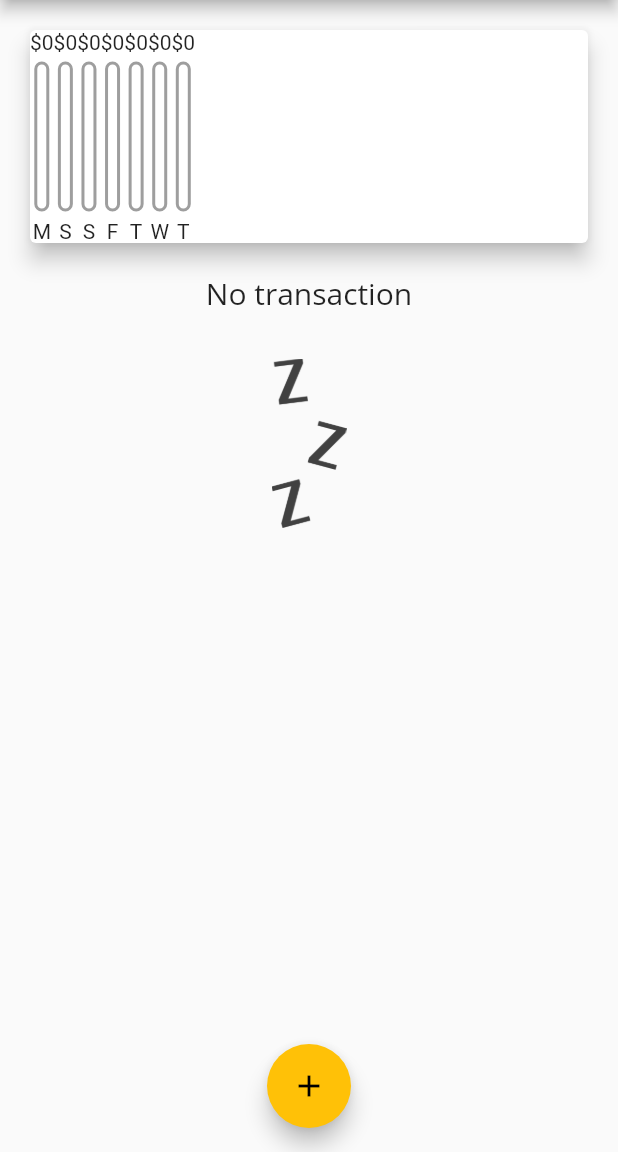
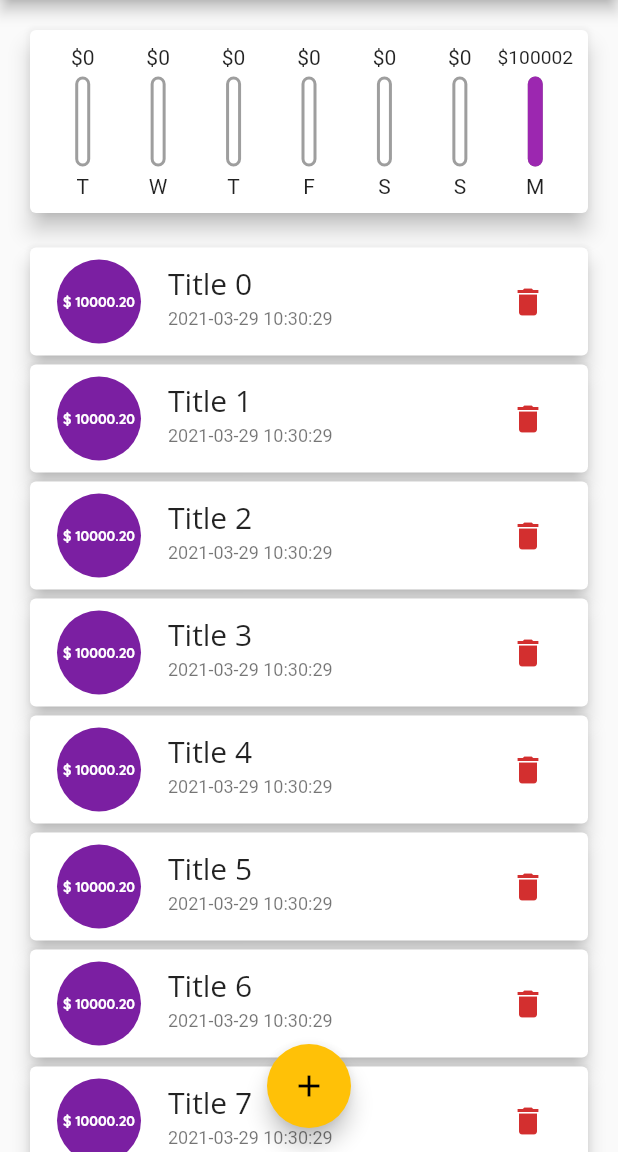
Before and after one commit to caribjin/expense_note, a Flutter app: the screen it shows after launch, on a phone screen of 412 x 824 dp, the part 84-1236 px from its top. Run offline on Flutter 3.47's test engine with Material 2 defaults, Android fonts, the phone set to English and light mode, and no system bars.

Commit message:
added delete transaction feature.

```diff
--- a/lib/main.dart
+++ b/lib/main.dart
@@ -47,43 +47,49 @@ class MyHomePage extends StatefulWidget {
 }
 
 class _MyHomePageState extends State<MyHomePage> {
-  final List<Transaction> transactions = [];
+  final List<Transaction> _transactions = [];
 
   @override
   void initState() {
     super.initState();
 
-    // for (int i = 0; i < 20; i++) {
-    //   transactions.add(
-    //     Transaction(
-    //       id: 't$i',
-    //       title: 'Title $i',
-    //       amount: 100,
-    //       date: DateTime.now(),
-    //     ),
-    //   );
-    // }
+    for (int i = 0; i < 10; i++) {
+      _transactions.add(
+        Transaction(
+          id: 't$i',
+          title: 'Title $i',
+          amount: 10000.20,
+          date: DateTime.now(),
+        ),
+      );
+    }
   }
 
   List<Transaction> get _recentTransactions {
-    return transactions.where((tx) {
+    return _transactions.where((tx) {
       return tx.date.add(Duration(days: 7)).isAfter(DateTime.now());
     }).toList();
   }
 
-  void _addTransaction(String title, double amount) {
+  void _addTransaction(String title, double amount, DateTime date) {
     final newTransaction = Transaction(
-      id: 't${transactions.length + 1}',
+      id: 't${_transactions.length + 1}',
       title: title,
       amount: amount,
-      date: DateTime.now(),
+      date: date,
     );
 
     setState(() {
-      transactions.add(newTransaction);
+      _transactions.add(newTransaction);
     });
 
     Navigator.of(context).pop();
+  }
+
+  void _removeTransaction(String id) {
+    setState(() {
+      _transactions.removeWhere((tx) => tx.id == id);
+    });
   }
 
   void _showNewTransaction(BuildContext context) {
@@ -116,7 +122,7 @@ class _MyHomePageState extends State<MyHomePage> {
           crossAxisAlignment: CrossAxisAlignment.stretch,
           children: [
             Chart(_recentTransactions),
-            TransactionList(transactions),
+            TransactionList(_transactions, _removeTransaction),
           ],
         ),
       ),
--- a/lib/widgets/chart.dart
+++ b/lib/widgets/chart.dart
@@ -6,9 +6,9 @@ import 'package:intl/intl.dart';
 import 'chart_bar.dart';
 
 class Chart extends StatelessWidget {
-  final List<Transaction> recentTransactions;
+  final List<Transaction> _recentTransactions;
 
-  Chart(this.recentTransactions);
+  Chart(this._recentTransactions);
 
   double get maxAmount {
     return groupedTransactionValues.fold(0.0, (sum, current) {
@@ -21,14 +21,14 @@ class Chart extends StatelessWidget {
       final weekDay = DateTime.now().subtract(Duration(days: index));
       double sum = 0.0;
 
-      for (var tx in recentTransactions) {
+      for (var tx in _recentTransactions) {
         if (tx.date.day == weekDay.day && tx.date.month == weekDay.month && tx.date.year == weekDay.year) {
           sum += tx.amount;
         }
       }
 
       return {'day': DateFormat.E().format(weekDay), 'amount': sum};
-    });
+    }).reversed.toList();
   }
 
   @override
@@ -36,14 +36,21 @@ class Chart extends StatelessWidget {
     return Card(
       elevation: 6,
       margin: EdgeInsets.all(20),
+      child: Padding(
+        padding: EdgeInsets.all(10),
         child: Row(
+          mainAxisAlignment: MainAxisAlignment.spaceAround,
           children: groupedTransactionValues.map((tx) {
-          return ChartBar(
+            return Flexible(
+              fit: FlexFit.tight,
+              child: ChartBar(
                 tx['day'],
                 tx['amount'],
                 maxAmount == 0.0 ? 0.0 : tx['amount'] / maxAmount,
+              ),
             );
           }).toList(),
+        ),
       ),
     );
   }
--- a/lib/widgets/chart_bar.dart
+++ b/lib/widgets/chart_bar.dart
@@ -1,20 +1,25 @@
 import 'package:flutter/material.dart';
 
 class ChartBar extends StatelessWidget {
-  final String label;
-  final double amount;
-  final double percent;
+  final String _label;
+  final double _amount;
+  final double _percent;
 
-  ChartBar(this.label, this.amount, this.percent);
+  ChartBar(this._label, this._amount, this._percent);
 
   @override
   Widget build(BuildContext context) {
     return Column(
       children: [
-        Text('\$${amount.toStringAsFixed(0)}'),
+        Container(
+          height: 16,
+          child: FittedBox(
+            child: Text('\$${_amount.toStringAsFixed(0)}'),
+          ),
+        ),
         SizedBox(height: 5),
         Container(
-          height: 100,
+          height: 60,
           width: 10,
           child: Stack(
             children: [
@@ -28,7 +33,7 @@ class ChartBar extends StatelessWidget {
                 ),
               ),
               FractionallySizedBox(
-                heightFactor: percent,
+                heightFactor: _percent,
                 child: Container(
                   decoration: BoxDecoration(
                     color: Theme.of(context).primaryColor,
@@ -40,7 +45,7 @@ class ChartBar extends StatelessWidget {
           ),
         ),
         SizedBox(height: 5),
-        Text(label.substring(0, 1)),
+        Text(_label.substring(0, 1)),
       ],
     );
   }
--- a/lib/widgets/transaction_list.dart
+++ b/lib/widgets/transaction_list.dart
@@ -4,15 +4,16 @@ import 'package:intl/intl.dart';
 import '../models/transaction.dart';
 
 class TransactionList extends StatelessWidget {
-  final List<Transaction> transactions;
+  final List<Transaction> _transactions;
+  final Function _handlerRemoveTransaction;
 
-  TransactionList(this.transactions);
+  TransactionList(this._transactions, this._handlerRemoveTransaction);
 
   @override
   Widget build(BuildContext context) {
     return Container(
       height: MediaQuery.of(context).size.height - 140,
-      child: transactions.isEmpty
+      child: _transactions.isEmpty
           ? Column(
               children: [
                 Text(
@@ -21,56 +22,53 @@ class TransactionList extends StatelessWidget {
                 ),
                 SizedBox(height: 30),
                 Image.asset(
-                  'assets/images/waiting.png',width: 50,
+                  'assets/images/waiting.png',
+                  width: 50,
                   fit: BoxFit.contain,
                 ),
               ],
             )
           : ListView.builder(
-              itemCount: transactions.length,
+              itemCount: _transactions.length,
               itemBuilder: (BuildContext context, int index) {
                 return Card(
-                  child: Row(
-                    children: [
-                      Container(
                   margin: EdgeInsets.symmetric(
-                          vertical: 10,
-                          horizontal: 15,
+                    horizontal: 20,
+                    vertical: 3,
                   ),
-                        padding: EdgeInsets.all(10),
-                        decoration: BoxDecoration(
-                          // shape: BoxShape.circle,
-                          border: Border.all(
-                            color: Theme.of(context).primaryColor,
-                            width: 2,
-                          ),
-                        ),
+                  elevation: 5,
+                  child: ListTile(
+                    leading: CircleAvatar(
+                      radius: 30,
+                      child: Padding(
+                        padding: const EdgeInsets.all(6.0),
+                        child: FittedBox(
                           child: Text(
-                          '\$ ${transactions[index].amount.toStringAsFixed(2)}',
+                            '\$ ${_transactions[index].amount.toStringAsFixed(2)}',
                             style: TextStyle(
-                            fontSize: 20,
-                            fontWeight: FontWeight.w700,
-                            color: Theme.of(context).primaryColor,
+                              fontWeight: FontWeight.bold,
                             ),
                           ),
                         ),
-                      Column(
-                        crossAxisAlignment: CrossAxisAlignment.start,
-                        children: [
-                          Text(
-                            transactions[index].title,
+                      ),
+                    ),
+                    title: Text(
+                      _transactions[index].title,
                       style: Theme.of(context).textTheme.headline6,
                     ),
-                          Text(
-                            DateFormat('yyyy-MM-dd').format(transactions[index].date),
-                            style: TextStyle(
-                              fontSize: 12,
-                              color: Colors.grey,
+                    subtitle: Text(
+                      DateFormat('yyyy-MM-dd hh:mm:dd').format(_transactions[index].date),
+                      style: Theme.of(context).textTheme.caption,
                     ),
+                    trailing: IconButton(
+                      icon: Icon(
+                        Icons.delete,
+                        color: Theme.of(context).errorColor,
                       ),
-                        ],
+                      onPressed: () {
+                        _handlerRemoveTransaction(_transactions[index].id);
+                      },
                      ),
-                    ],
                   ),
                 );
               },
```
Also changed, not shown: lib/widgets/new_transaction.dart (+49 -4 lines). Lines whose indentation alone changed are shown as unchanged.
